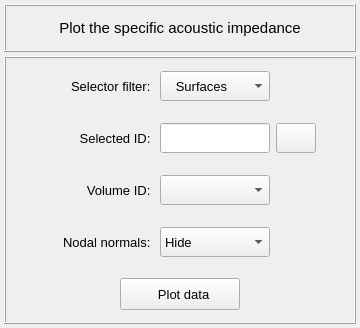
This is vibra/interface/data/ui_files/plots/acoustic/acoustic_impedance_inputs.ui in MOPT-UFSC/VIBRA as Qt 5 draws it before an edit. The edited form follows.
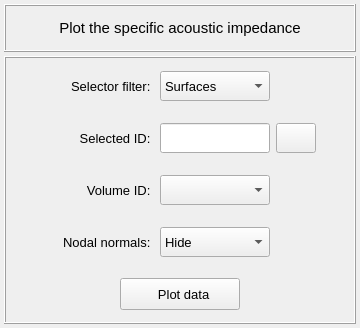
This is the edited form. Icons and pictures are not drawn.

Commit message: Fix a bug in the particle velocity-related ui classes

Diff of the .ui file:
```diff
--- a/vibra/interface/data/ui_files/plots/acoustic/acoustic_impedance_inputs.ui
+++ b/vibra/interface/data/ui_files/plots/acoustic/acoustic_impedance_inputs.ui
@@ -234,7 +234,7 @@
            </property>
            <item>
             <property name="text">
-             <string>   Surfaces</string>
+             <string>Surfaces</string>
             </property>
            </item>
            <item>
```
Left out of the diff: 2 changed lines with no effect on the pictures. The commit also changes 7 other files.
